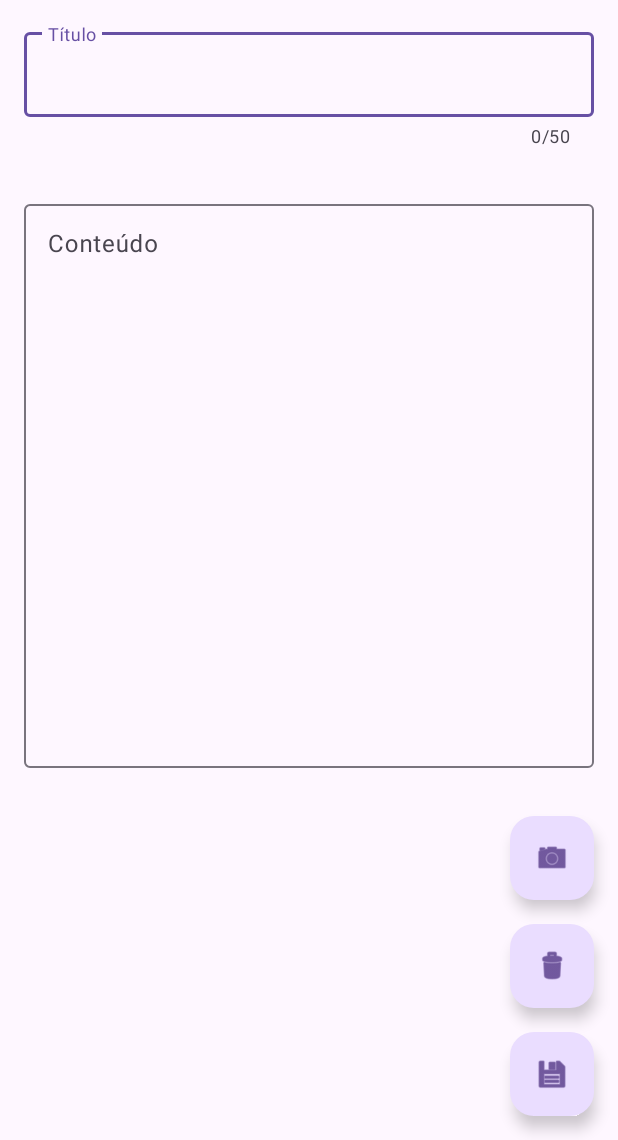
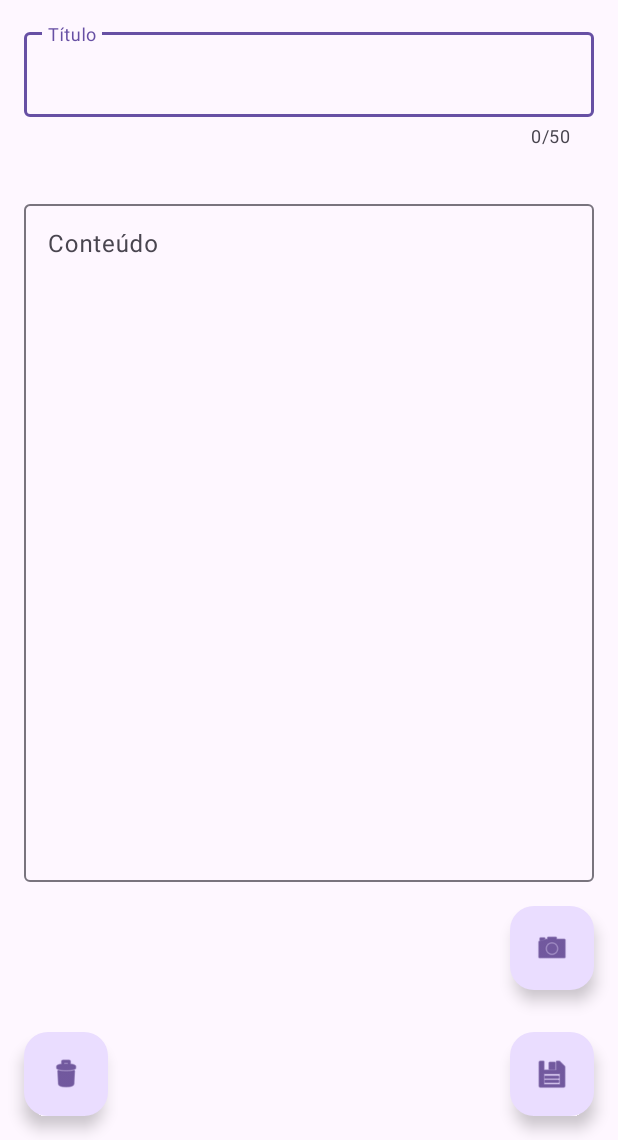
Before and after one commit to Campi98/DAM_Keeply, an Android app: the NoteDetailActivity screen opened directly, with no data from a screen before it, on a phone screen of 412 x 824 dp, the part 96-1236 px from its top. Run offline under Robolectric (Android 15) with nearby library versions, the phone set to English and light mode, and no system bars; our stand-ins replace Room's generated code; pictures from the network do not load.

Commit message:
SyncNote e Switch Camera Buttons adicionados; reorganização de FABs; Fotos a vir da galeria

```diff
--- a/app/src/main/res/layout/activity_note_detail.xml
+++ b/app/src/main/res/layout/activity_note_detail.xml
@@ -56,21 +56,17 @@
         android:scaleType="centerCrop"
         android:visibility="gone" />
 
-    <com.google.android.material.floatingactionbutton.FloatingActionButton
-        android:id="@+id/cameraFab"
-        android:layout_width="wrap_content"
+    <FrameLayout
+        android:layout_width="match_parent"
         android:layout_height="wrap_content"
-        android:layout_gravity="end"
-        android:layout_margin="16dp"
-        android:contentDescription="Tirar foto"
-        app:srcCompat="@android:drawable/ic_menu_camera" />
+        android:layout_gravity="bottom">
 
         <com.google.android.material.floatingactionbutton.FloatingActionButton
             android:id="@+id/deleteFab"
             android:layout_width="wrap_content"
             android:layout_height="wrap_content"
-        android:layout_gravity="end"
-        android:layout_marginEnd="16dp"
+            android:layout_gravity="bottom|start"
+            android:layout_margin="16dp"
             android:contentDescription="Apagar nota"
             app:srcCompat="@android:drawable/ic_menu_delete" />
 
@@ -78,8 +74,20 @@
             android:id="@+id/saveFab"
             android:layout_width="wrap_content"
             android:layout_height="wrap_content"
-        android:layout_gravity="end"
+            android:layout_gravity="bottom|end"
             android:layout_margin="16dp"
             android:contentDescription="Salvar nota"
             app:srcCompat="@android:drawable/ic_menu_save" />
+
+        <com.google.android.material.floatingactionbutton.FloatingActionButton
+            android:id="@+id/cameraFab"
+            android:layout_width="wrap_content"
+            android:layout_height="wrap_content"
+            android:layout_gravity="bottom|end"
+            android:layout_marginEnd="16dp"
+            android:layout_marginBottom="100dp"
+            android:contentDescription="Tirar foto"
+            app:srcCompat="@android:drawable/ic_menu_camera" />
+
+    </FrameLayout>
 </LinearLayout>
```
Also changed, not shown: app/src/main/java/pt/ipt/dam/a25269a24639/keeply/CameraActivity.kt (+16 -6 lines), app/src/main/java/pt/ipt/dam/a25269a24639/keeply/MainActivity.kt (+13 -0 lines), app/src/main/java/pt/ipt/dam/a25269a24639/keeply/NoteDetailActivity.kt (+29 -2 lines), app/src/main/res/layout/activity_camera.xml (+13 -1 lines), app/src/main/res/layout/activity_main.xml (+12 -0 lines). Lines whose indentation alone changed are shown as unchanged.
